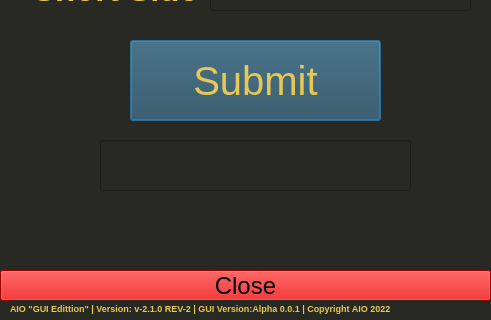
Old version of the form AIO Gui/Rectangle Area.ui in the repository AIO-Software-tech/The-All-In-One-Project; both pictures show x 0 to 491 and y 210 to 530 of the 491 by 530 pixel window.
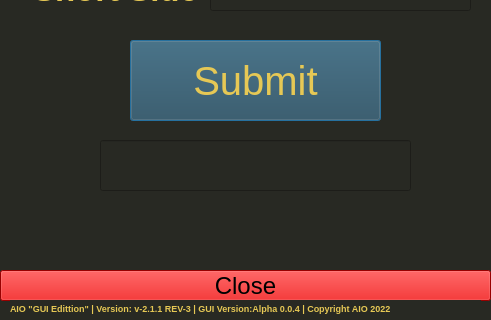
New version of the form.

Commit message: AIO GUI v-0.0.4 Alpha Rev-2

What changed in the file:
```diff
--- a/AIO Gui/Rectangle Area.ui
+++ b/AIO Gui/Rectangle Area.ui
@@ -102,7 +102,7 @@
     <string notr="true">color: rgb(230, 200, 85);</string>
    </property>
    <property name="text">
-    <string>AIO &quot;GUI Edittion&quot; | Version: v-2.1.0 REV-2 | GUI Version:Alpha 0.0.1 | Copyright AIO 2022</string>
+    <string>AIO &quot;GUI Edittion&quot; | Version: v-2.1.1 REV-3 | GUI Version:Alpha 0.0.4 | Copyright AIO 2022</string>
    </property>
    <property name="wordWrap">
     <bool>true</bool>
```
The commit also changes 39 other files.
